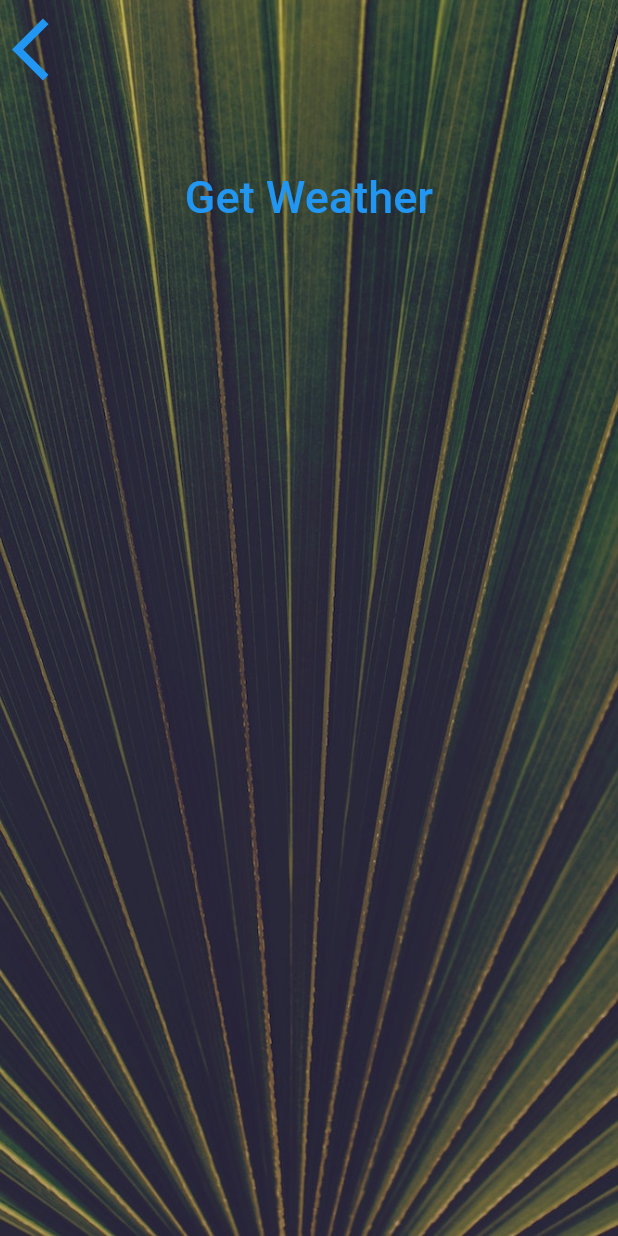
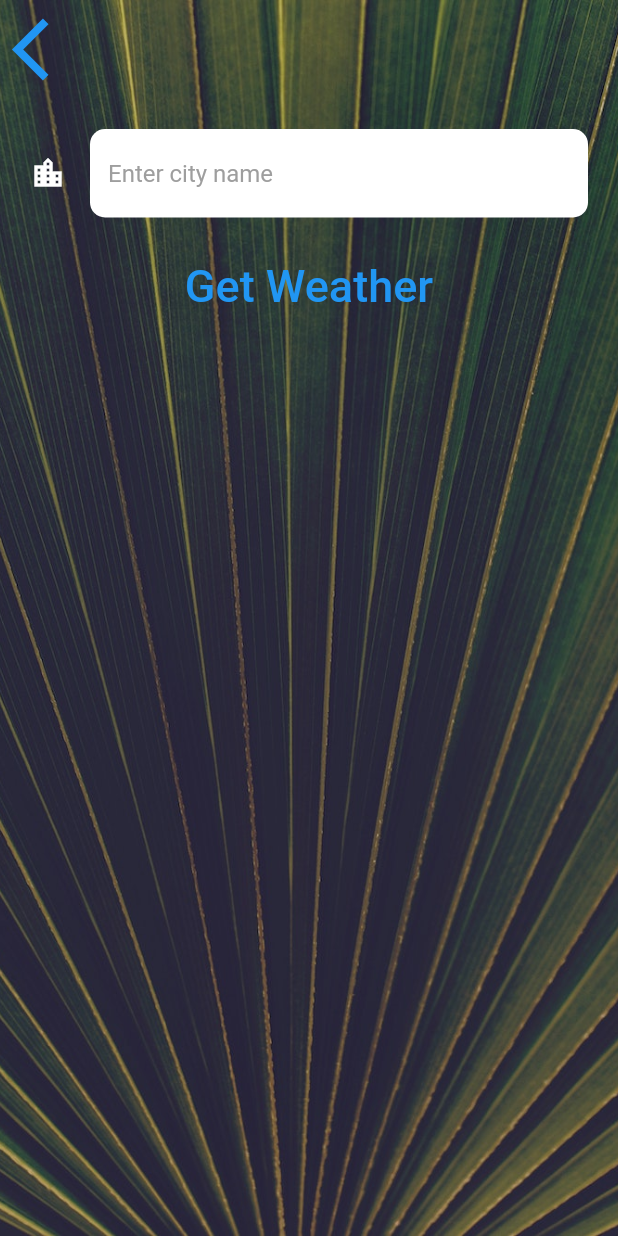
Before and after one commit to agata-miko/clima, a Flutter app: the CityScreen screen opened directly, on a phone screen of 412 x 824 dp. Run offline on Flutter 3.47's test engine with Material 2 defaults, Android fonts, the phone set to English and light mode, and no system bars; our stand-ins replace flutter_spinkit, geolocator; network calls fail; Roboto replaces fonts that are missing (Spartan MB).

Commit message:
module 153 - TextField created for the city (city_screen)

```diff
--- a/lib/screens/city_screen.dart
+++ b/lib/screens/city_screen.dart
@@ -33,7 +33,10 @@ class _CityScreenState extends State<CityScreen> {
               ),
               Container(
                 padding: const EdgeInsets.all(20.0),
-                child: null,
+                child: TextField(style: TextStyle(color:Colors.black),
+                  decoration: kTextFieldInputDecoration,
+                  onChanged: (value) {},
+                ),
               ),
               TextButton(
                 onPressed: () {},
--- a/lib/screens/location_screen.dart
+++ b/lib/screens/location_screen.dart
@@ -1,3 +1,4 @@
+import 'package:clima/screens/city_screen.dart';
 import 'package:flutter/material.dart';
 import 'package:clima/utilities/constants.dart';
 import '../services/weather.dart';
@@ -73,7 +74,7 @@ class _LocationScreenState extends State<LocationScreen> {
                     ),
                   ),
                   TextButton(
-                    onPressed: () {},
+                    onPressed: () {Navigator.push(context, MaterialPageRoute(builder: (context) {return CityScreen();}),);},
                     child: Icon(
                       Icons.location_city,
                       size: 50.0,
--- a/lib/utilities/constants.dart
+++ b/lib/utilities/constants.dart
@@ -18,3 +18,16 @@ const kButtonTextStyle = TextStyle(
 const kConditionTextStyle = TextStyle(
   fontSize: 100.0,
 );
+
+const kTextFieldInputDecoration = InputDecoration(
+  filled: true,
+  fillColor: Colors.white,
+  icon: Icon(Icons.location_city, color: Colors.white),
+  hintText: 'Enter city name',
+  hintStyle: TextStyle(color: Colors.grey),
+  border: OutlineInputBorder(
+      borderRadius: BorderRadius.all(
+        Radius.circular(10),
+      ),
+      borderSide: BorderSide.none),
+);
```
